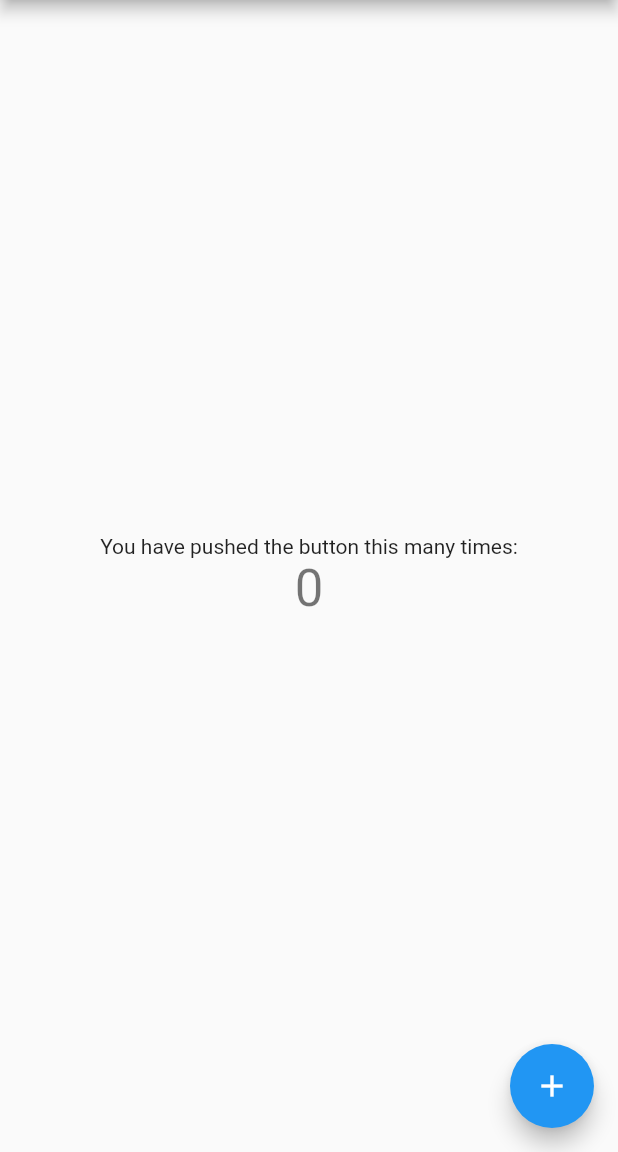
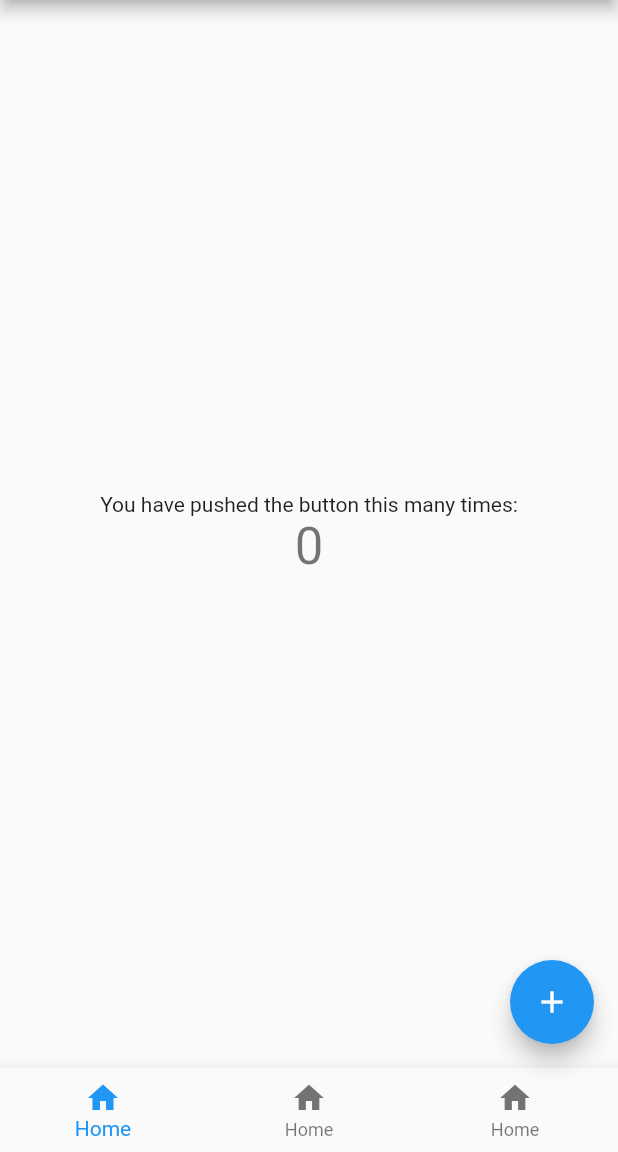
Before and after one commit to koki1126/alcorec, a Flutter app: the screen it shows after launch, on a phone screen of 412 x 824 dp, the part 84-1236 px from its top. Run offline on Flutter 3.47's test engine with Material 2 defaults, Android fonts, the phone set to English and light mode, and no system bars.

```diff
--- a/lib/main.dart
+++ b/lib/main.dart
@@ -11,19 +11,8 @@ class MyApp extends StatelessWidget {
     return MaterialApp(
       title: 'Flutter Demo',
       theme: ThemeData(
-        // This is the theme of your application.
-        //
-        // Try running your application with "flutter run". You'll see the
-        // application has a blue toolbar. Then, without quitting the app, try
-        // changing the primarySwatch below to Colors.green and then invoke
-        // "hot reload" (press "r" in the console where you ran "flutter run",
-        // or simply save your changes to "hot reload" in a Flutter IDE).
-        // Notice that the counter didn't reset back to zero; the application
-        // is not restarted.
+
         primarySwatch: Colors.blue,
-        // This makes the visual density adapt to the platform that you run
-        // the app on. For desktop platforms, the controls will be smaller and
-        // closer together (more dense) than on mobile platforms.
         visualDensity: VisualDensity.adaptivePlatformDensity,
       ),
       home: MyHomePage(title: 'Flutter Demo Home Page'),
@@ -34,14 +23,6 @@ class MyApp extends StatelessWidget {
 class MyHomePage extends StatefulWidget {
   MyHomePage({Key key, this.title}) : super(key: key);
 
-  // This widget is the home page of your application. It is stateful, meaning
-  // that it has a State object (defined below) that contains fields that affect
-  // how it looks.
-
-  // This class is the configuration for the state. It holds the values (in this
-  // case the title) provided by the parent (in this case the App widget) and
-  // used by the build method of the State. Fields in a Widget subclass are
-  // always marked "final".
 
   final String title;
 
@@ -54,47 +35,20 @@ class _MyHomePageState extends State<MyHomePage> {
 
   void _incrementCounter() {
     setState(() {
-      // This call to setState tells the Flutter framework that something has
-      // changed in this State, which causes it to rerun the build method below
-      // so that the display can reflect the updated values. If we changed
-      // _counter without calling setState(), then the build method would not be
-      // called again, and so nothing would appear to happen.
+
       _counter++;
     });
   }
 
   @override
   Widget build(BuildContext context) {
-    // This method is rerun every time setState is called, for instance as done
-    // by the _incrementCounter method above.
-    //
-    // The Flutter framework has been optimized to make rerunning build methods
-    // fast, so that you can just rebuild anything that needs updating rather
-    // than having to individually change instances of widgets.
+
     return Scaffold(
       appBar: AppBar(
-        // Here we take the value from the MyHomePage object that was created by
-        // the App.build method, and use it to set our appbar title.
         title: Text(widget.title),
       ),
       body: Center(
-        // Center is a layout widget. It takes a single child and positions it
-        // in the middle of the parent.
         child: Column(
-          // Column is also a layout widget. It takes a list of children and
-          // arranges them vertically. By default, it sizes itself to fit its
-          // children horizontally, and tries to be as tall as its parent.
-          //
-          // Invoke "debug painting" (press "p" in the console, choose the
-          // "Toggle Debug Paint" action from the Flutter Inspector in Android
-          // Studio, or the "Toggle Debug Paint" command in Visual Studio Code)
-          // to see the wireframe for each widget.
-          //
-          // Column has various properties to control how it sizes itself and
-          // how it positions its children. Here we use mainAxisAlignment to
-          // center the children vertically; the main axis here is the vertical
-          // axis because Columns are vertical (the cross axis would be
-          // horizontal).
           mainAxisAlignment: MainAxisAlignment.center,
           children: <Widget>[
             Text(
@@ -107,11 +61,28 @@ class _MyHomePageState extends State<MyHomePage> {
           ],
         ),
       ),
+      bottomNavigationBar: BottomNavigationBar(
+        items: const<BottomNavigationBarItem>[
+
+          BottomNavigationBarItem(
+            icon: Icon(Icons.home),
+            label: 'Home',
+          ),
+          BottomNavigationBarItem(
+            icon: Icon(Icons.home),
+            label: 'Home',
+          ),
+          BottomNavigationBarItem(
+            icon: Icon(Icons.home),
+            label: 'Home',
+          ),
+        ],
+      ),
       floatingActionButton: FloatingActionButton(
         onPressed: _incrementCounter,
         tooltip: 'Increment',
         child: Icon(Icons.add),
-      ), // This trailing comma makes auto-formatting nicer for build methods.
+      ),
     );
   }
 }
```
Also changed, not shown: lib/record.dart (added).
